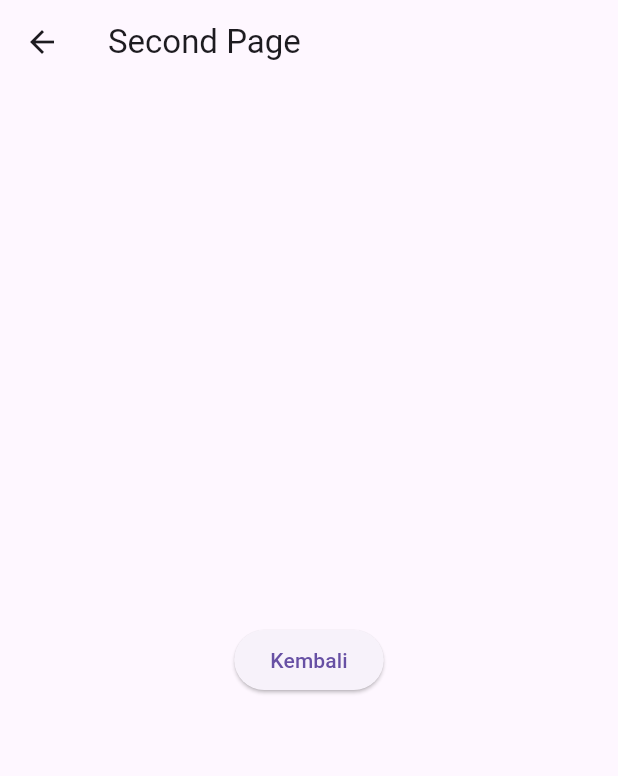
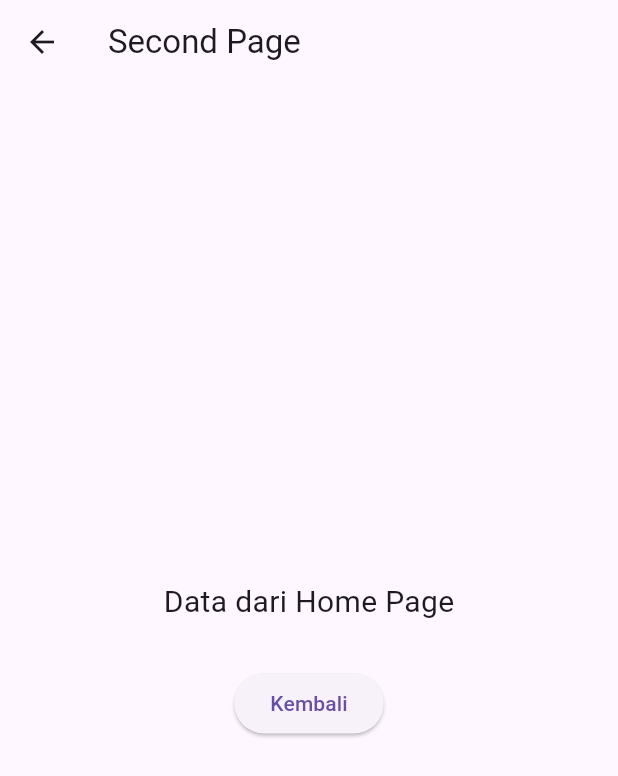
Before and after one commit to atogaul12/21102165_TI-3_ppb2324-2-, a Flutter app: the screen it shows after launch, after a tap on "Menuju halaman kedua", on a phone screen of 412 x 824 dp. Shown: the top 776 px of the screen. Run offline on Flutter 3.47's test engine with Material 3 defaults, Android fonts, the phone set to English and light mode, and no system bars; our stand-ins replace bloc, equatable, flutter_bloc.

Commit message:
Praktikum 5 Navigation dan Routing

```diff
--- a/praktikum_5/lib/home_page.dart
+++ b/praktikum_5/lib/home_page.dart
@@ -11,17 +11,33 @@
         title: const Text('Home Page'),
       ),
       body: Center(
-        child: ElevatedButton(
+        child: Column(
+          mainAxisAlignment: MainAxisAlignment.center,
+          children: [
+            ElevatedButton(
               onPressed: () {
                 Navigator.push(
                   context,
                   MaterialPageRoute(
-                builder: (context)=> const SecondPage(),
+                    builder: (context) => const SecondPage(
+                      data: 'Data dari Home Page',
+                    ),
                   ),
                 );
               },
               child: const Text('Menuju halaman kedua'),
             ),
+
+            // Tombol Kedua
+            ElevatedButton(
+              onPressed: () {
+                Navigator.pushNamed(context, '/second_page',
+                    arguments: 'Menggunakan route');
+              },
+              child: const Text('Menuju halaman kedua dengan route'),
+            ),
+          ],
+        ),
       ),
     );
   }
--- a/praktikum_5/lib/main.dart
+++ b/praktikum_5/lib/main.dart
@@ -1,4 +1,5 @@
 import 'package:flutter/material.dart';
+import 'package:praktikum_5/second_page.dart';
 
 import 'home_page.dart';
 
@@ -11,9 +12,13 @@
 
   @override
   Widget build(BuildContext context) {
-    return const MaterialApp(
+    return MaterialApp(
       debugShowCheckedModeBanner: false,
-      home: HomePage (),
+      initialRoute: '/',
+      routes: {
+        '/': (context) => const HomePage(),
+        '/second_page': (context) => const SecondPage(),
+      },
     );
   }
 }
--- a/praktikum_5/lib/second_page.dart
+++ b/praktikum_5/lib/second_page.dart
@@ -1,20 +1,36 @@
 import 'package:flutter/material.dart';
 
 class SecondPage extends StatelessWidget {
-  const SecondPage({Key? key}) : super(key: key);
+  final String? data;
+
+  const SecondPage({Key? key, this.data}) : super(key: key);
 
   @override
   Widget build(BuildContext context) {
+    final data2 = ModalRoute.of(context)!.settings.arguments ?? '';
     return Scaffold(
       appBar: AppBar(
         title: const Text('Second Page'),
       ),
       body: Center(
-        child:ElevatedButton(
-          onPressed: () {
-            Navigator.pop(context);
-          },
-          child: const Text('Kembali'),
+        child: Column(
+          mainAxisAlignment: MainAxisAlignment.center,
+          children: [
+            Text(
+              data ?? '',
+              style: const TextStyle(fontSize: 20.0),
+            ),
+            Text(
+              data2.toString(),
+              style: const TextStyle(fontSize: 20.0),
+            ),
+            ElevatedButton(
+              onPressed: () {
+                Navigator.pop(context);
+              },
+              child: const Text('Kembali'),
+            ),
+          ],
         ),
       ),
     );
```
Lines whose indentation alone changed are shown as unchanged.
